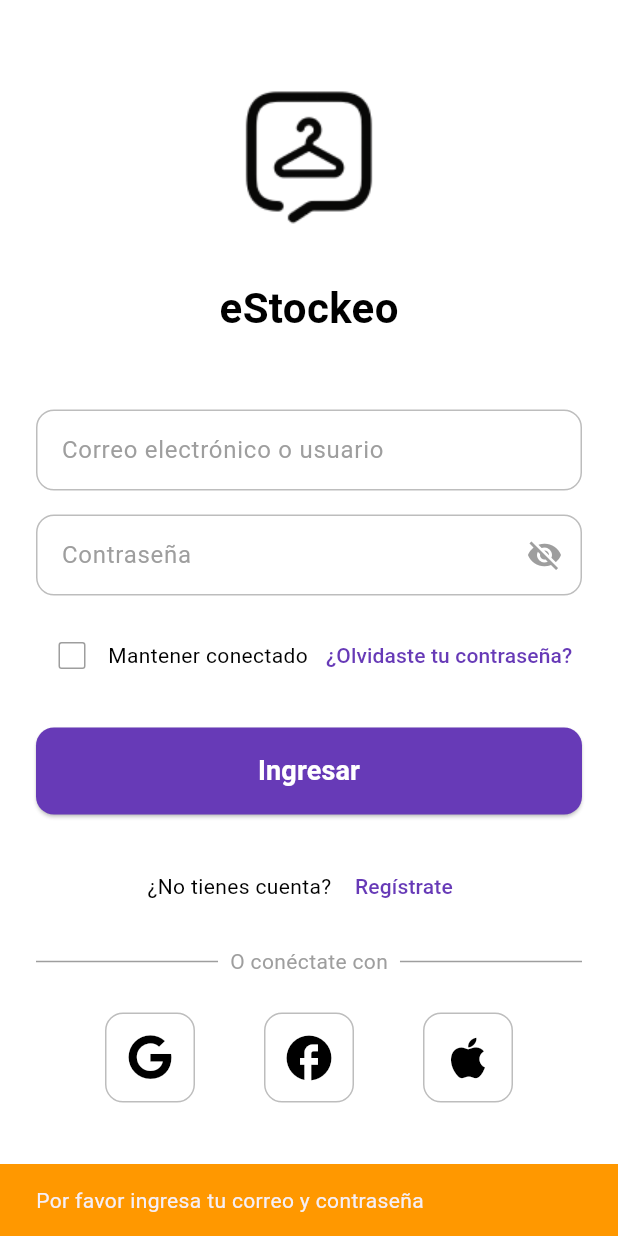
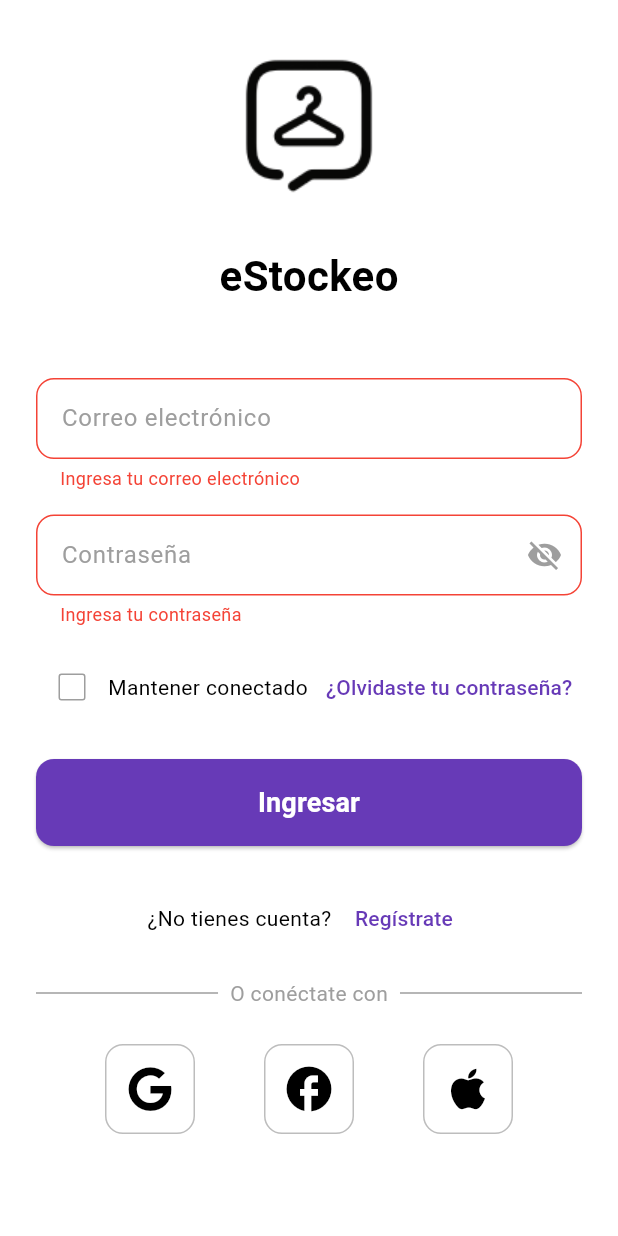
Before and after one commit to KGP2005/eStockeo, a Flutter app: the screen it shows after launch, after a tap on "Ingresar", on a phone screen of 412 x 824 dp. Run offline on Flutter 3.47's test engine with Material 3 defaults, Android fonts, the phone set to English and light mode, and no system bars; our stand-ins replace font_awesome_flutter, supabase_flutter; accounts and stored records are empty.

Commit message:
cambios_login_page

```diff
--- a/lib/Pages/Login/login_page.dart
+++ b/lib/Pages/Login/login_page.dart
@@ -13,6 +13,52 @@ class _LoginPageState extends State<LoginPage> {
   final LoginController _controller = LoginController();
   bool _isPasswordVisible = false;
   bool _rememberMe = false;
+  String? _emailError;
+  String? _passwordError;
+
+  @override
+  void dispose() {
+    _controller.dispose();
+    super.dispose();
+  }
+
+  bool _validateEmail(String email) {
+    if (email.isEmpty) {
+      setState(() => _emailError = 'Ingresa tu correo electrónico');
+      return false;
+    }
+    if (!RegExp(r'^[\w\.-]+@[\w\.-]+\.\w+$').hasMatch(email)) {
+      setState(() => _emailError = 'Correo inválido');
+      return false;
+    }
+    setState(() => _emailError = null);
+    return true;
+  }
+
+  bool _validatePassword(String password) {
+    if (password.isEmpty) {
+      setState(() => _passwordError = 'Ingresa tu contraseña');
+      return false;
+    }
+    if (password.length < 6) {
+      setState(() => _passwordError = 'Mínimo 6 caracteres');
+      return false;
+    }
+    setState(() => _passwordError = null);
+    return true;
+  }
+
+  Future<void> _handleLogin() async {
+    final email = _controller.emailController.text.trim();
+    final password = _controller.passwordController.text;
+
+    final emailValid = _validateEmail(email);
+    final passwordValid = _validatePassword(password);
+
+    if (emailValid && passwordValid) {
+      await _controller.login(context);
+    }
+  }
 
   @override
   Widget build(BuildContext context) {
@@ -23,19 +69,44 @@ class _LoginPageState extends State<LoginPage> {
       backgroundColor: Colors.white,
       body: Center(
         child: SingleChildScrollView(
-          padding: EdgeInsets.symmetric(horizontal: isMobile ? 24.0 : screenWidth * 0.25),
+          padding: EdgeInsets.symmetric(
+            horizontal: isMobile ? 24.0 : screenWidth * 0.25,
+          ),
           child: Column(
             mainAxisAlignment: MainAxisAlignment.center,
-            crossAxisAlignment: CrossAxisAlignment.center,
-            children: <Widget>[
-              Padding(
-                padding: const EdgeInsets.only(bottom: 24.0),
-                child: Image.asset(
+            children: [
+              _buildLogo(),
+              const SizedBox(height: 48),
+              _buildEmailField(),
+              const SizedBox(height: 16),
+              _buildPasswordField(),
+              const SizedBox(height: 16),
+              _buildOptionsRow(),
+              const SizedBox(height: 24),
+              _buildLoginButton(),
+              const SizedBox(height: 24),
+              _buildSignUpRow(),
+              const SizedBox(height: 16),
+              _buildDivider(),
+              const SizedBox(height: 24),
+              _buildSocialButtons(),
+              const SizedBox(height: 48),
+            ],
+          ),
+        ),
+      ),
+    );
+  }
+
+  Widget _buildLogo() {
+    return Column(
+      children: [
+        Image.asset(
           'assets/images/logo_registro.png',
           height: 120,
           width: 120,
         ),
-              ),
+        const SizedBox(height: 24),
         const Text(
           'eStockeo',
           style: TextStyle(
@@ -44,66 +115,113 @@ class _LoginPageState extends State<LoginPage> {
             fontWeight: FontWeight.bold,
           ),
         ),
-              const SizedBox(height: 48),
+      ],
+    );
+  }
+
+  Widget _buildEmailField() {
+    return Column(
+      crossAxisAlignment: CrossAxisAlignment.start,
+      children: [
         Container(
           decoration: BoxDecoration(
             color: Colors.white,
             borderRadius: BorderRadius.circular(12),
-                  border: Border.all(color: Colors.grey.shade400),
+            border: Border.all(
+              color: _emailError != null ? Colors.red : Colors.grey.shade400,
+            ),
           ),
           child: TextField(
             controller: _controller.emailController,
+            keyboardType: TextInputType.emailAddress,
             style: const TextStyle(color: Colors.black),
+            onChanged: (value) {
+              if (_emailError != null) _validateEmail(value);
+            },
             decoration: const InputDecoration(
-                    hintText: 'Correo electrónico o usuario',
+              hintText: 'Correo electrónico',
               hintStyle: TextStyle(color: Colors.grey),
               border: InputBorder.none,
-                    contentPadding: EdgeInsets.symmetric(horizontal: 16, vertical: 14),
+              contentPadding: EdgeInsets.symmetric(
+                horizontal: 16,
+                vertical: 14,
               ),
             ),
           ),
-              const SizedBox(height: 16),
+        ),
+        if (_emailError != null)
+          Padding(
+            padding: const EdgeInsets.only(left: 16, top: 4),
+            child: Text(
+              _emailError!,
+              style: const TextStyle(color: Colors.red, fontSize: 12),
+            ),
+          ),
+      ],
+    );
+  }
+
+  Widget _buildPasswordField() {
+    return Column(
+      crossAxisAlignment: CrossAxisAlignment.start,
+      children: [
         Container(
           decoration: BoxDecoration(
             color: Colors.white,
             borderRadius: BorderRadius.circular(12),
-                  border: Border.all(color: Colors.grey.shade400),
+            border: Border.all(
+              color: _passwordError != null ? Colors.red : Colors.grey.shade400,
+            ),
           ),
           child: TextField(
             controller: _controller.passwordController,
             obscureText: !_isPasswordVisible,
             style: const TextStyle(color: Colors.black),
+            onChanged: (value) {
+              if (_passwordError != null) _validatePassword(value);
+            },
             decoration: InputDecoration(
               hintText: 'Contraseña',
               hintStyle: const TextStyle(color: Colors.grey),
               border: InputBorder.none,
-                    contentPadding: const EdgeInsets.symmetric(horizontal: 16, vertical: 14),
+              contentPadding: const EdgeInsets.symmetric(
+                horizontal: 16,
+                vertical: 14,
+              ),
               suffixIcon: IconButton(
                 icon: Icon(
                   _isPasswordVisible ? Icons.visibility : Icons.visibility_off,
                   color: Colors.grey,
                 ),
                 onPressed: () {
-                        setState(() {
-                          _isPasswordVisible = !_isPasswordVisible;
-                        });
+                  setState(() => _isPasswordVisible = !_isPasswordVisible);
                 },
               ),
             ),
           ),
         ),
-              const SizedBox(height: 16),
-              Row(
+        if (_passwordError != null)
+          Padding(
+            padding: const EdgeInsets.only(left: 16, top: 4),
+            child: Text(
+              _passwordError!,
+              style: const TextStyle(color: Colors.red, fontSize: 12),
+            ),
+          ),
+      ],
+    );
+  }
+
+  Widget _buildOptionsRow() {
+    return Row(
       mainAxisAlignment: MainAxisAlignment.spaceBetween,
       children: [
         Row(
           children: [
             Checkbox(
               value: _rememberMe,
-                        onChanged: (bool? value) {
-                          setState(() {
-                            _rememberMe = value ?? false;
-                          });
+              onChanged: (value) {
+                setState(() => _rememberMe = value ?? false);
               },
               activeColor: const Color(0xFF673AB7),
               checkColor: Colors.white,
@@ -116,21 +234,23 @@ class _LoginPageState extends State<LoginPage> {
           ],
         ),
         TextButton(
-                    onPressed: () {},
+          onPressed: () {
+            // TODO: Implementar recuperación de contraseña
+          },
           child: const Text(
             '¿Olvidaste tu contraseña?',
             style: TextStyle(color: Color(0xFF673AB7)),
           ),
         ),
       ],
-              ),
-              const SizedBox(height: 24),
-              SizedBox(
+    );
+  }
+
+  Widget _buildLoginButton() {
+    return SizedBox(
       width: double.infinity,
       child: ElevatedButton(
-                  onPressed: () async {
-                    await _controller.login(context);
-                  },
+        onPressed: _handleLogin,
         style: ElevatedButton.styleFrom(
           backgroundColor: const Color(0xFF673AB7),
           padding: const EdgeInsets.symmetric(vertical: 16),
@@ -147,9 +267,11 @@ class _LoginPageState extends State<LoginPage> {
           ),
         ),
       ),
-              ),
-              const SizedBox(height: 24),
-              Row(
+    );
+  }
+
+  Widget _buildSignUpRow() {
+    return Row(
       mainAxisAlignment: MainAxisAlignment.center,
       children: [
         const Text(
@@ -157,16 +279,20 @@ class _LoginPageState extends State<LoginPage> {
           style: TextStyle(color: Colors.black),
         ),
         TextButton(
-                    onPressed: () {},
+          onPressed: () {
+            // TODO: Navegar a página de registro
+          },
           child: const Text(
             'Regístrate',
             style: TextStyle(color: Color(0xFF673AB7)),
           ),
         ),
       ],
-              ),
-              const SizedBox(height: 16),
-              const Row(
+    );
+  }
+
+  Widget _buildDivider() {
+    return const Row(
       children: [
         Expanded(child: Divider(color: Colors.grey)),
         Padding(
@@ -178,12 +304,22 @@ class _LoginPageState extends State<LoginPage> {
         ),
         Expanded(child: Divider(color: Colors.grey)),
       ],
-              ),
-              const SizedBox(height: 24),
-              Row(
+    );
+  }
+
+  Widget _buildSocialButtons() {
+    return Row(
       mainAxisAlignment: MainAxisAlignment.spaceEvenly,
       children: [
-                  Container(
+        _buildSocialButton(FontAwesomeIcons.google),
+        _buildSocialButton(Icons.facebook, size: 36),
+        _buildSocialButton(Icons.apple, size: 36),
+      ],
+    );
+  }
+
+  Widget _buildSocialButton(IconData icon, {double size = 30}) {
+    return Container(
       width: 60,
       height: 60,
       decoration: BoxDecoration(
@@ -191,35 +327,7 @@ class _LoginPageState extends State<LoginPage> {
         borderRadius: BorderRadius.circular(12),
         border: Border.all(color: Colors.grey.shade400),
       ),
-                    child: const Icon(FontAwesomeIcons.google, color: Colors.black, size: 30),
-                  ),
-                  Container(
-                    width: 60,
-                    height: 60,
-                    decoration: BoxDecoration(
-                      color: Colors.white,
-                      borderRadius: BorderRadius.circular(12),
-                      border: Border.all(color: Colors.grey.shade400),
-                    ),
-                    child: const Icon(Icons.facebook, color: Colors.black, size: 36),
-                  ),
-                  Container(
-                    width: 60,
-                    height: 60,
-                    decoration: BoxDecoration(
-                      color: Colors.white,
-                      borderRadius: BorderRadius.circular(12),
-                      border: Border.all(color: Colors.grey.shade400),
-                    ),
-                    child: const Icon(Icons.apple, color: Colors.black, size: 36),
-                  ),
-                ],
-              ),
-              const SizedBox(height: 48),
-            ],
-          ),
-        ),
-      ),
+      child: Icon(icon, color: Colors.black, size: size),
     );
   }
 }
```
Lines whose indentation alone changed are shown as unchanged.
